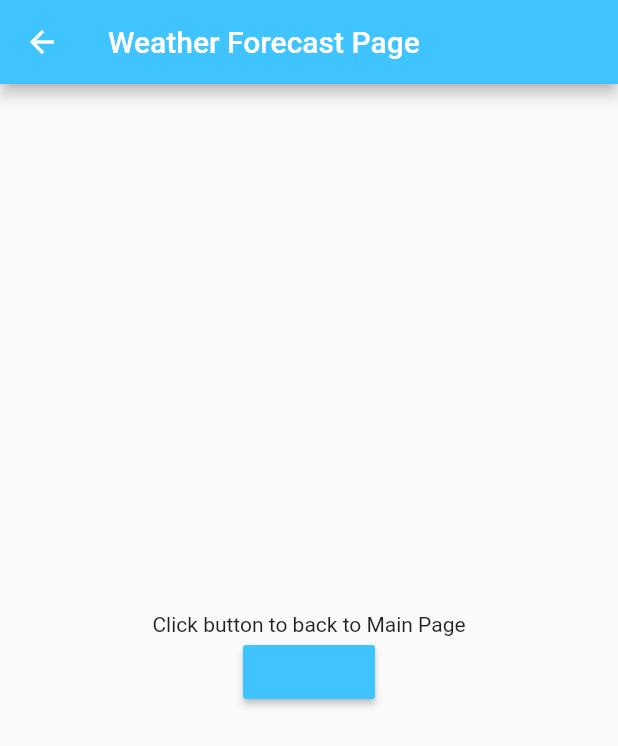
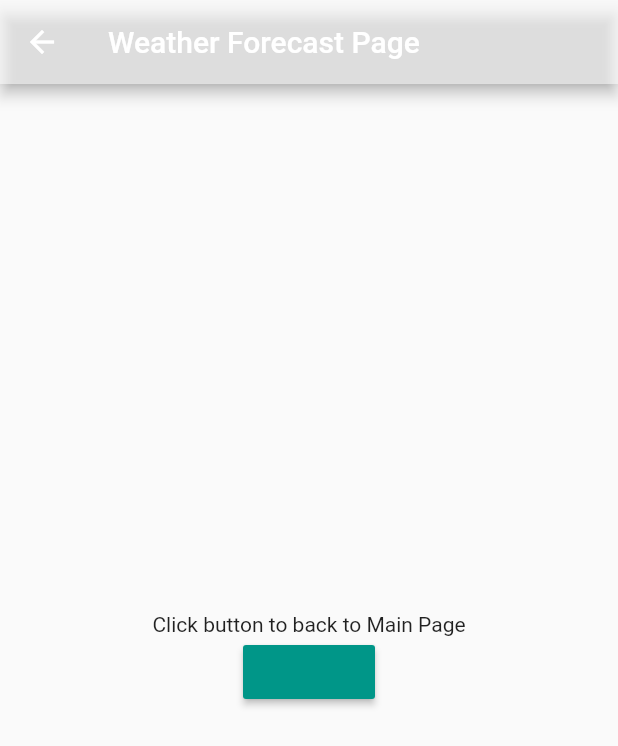
Before and after one commit to elialter/iot_app, a Flutter app: the WeatherPage screen opened directly, on a phone screen of 412 x 824 dp. Shown: the top 746 px of the screen. Run offline on Flutter 3.47's test engine with Material 2 defaults, Android fonts, the phone set to English and light mode, and no system bars; our stand-ins replace firebase_database, lite_rolling_switch; accounts and stored records are empty; network calls fail.

Commit message:
eliad colors

```diff
--- a/lib/main.dart
+++ b/lib/main.dart
@@ -228,13 +228,14 @@ void SetCover(bool position){
     });
   }
 }
+
 class WeatherPage extends StatelessWidget {
   @override
   Widget build(BuildContext context) {
     return Scaffold(
       appBar: AppBar(
         title: Text('Weather Forecast Page'),
-        backgroundColor: Colors.lightBlueAccent,
+        backgroundColor: Colors.white54,
       ),
       body: Center(
         child: Column(
@@ -242,7 +243,7 @@ class WeatherPage extends StatelessWidget {
           children: <Widget>[
             Text('Click button to back to Main Page'),
             RaisedButton(
-              color: Colors.lightBlueAccent,
+              color: Colors.teal,
                 onPressed: () {
                   Navigator.pop(context);
               },
@@ -253,7 +254,6 @@ class WeatherPage extends StatelessWidget {
     );
   }
 }
-
 
 class MyItemsPage extends StatefulWidget {
   MyItemsPage({Key key, this.title}) : super(key: key);
```
